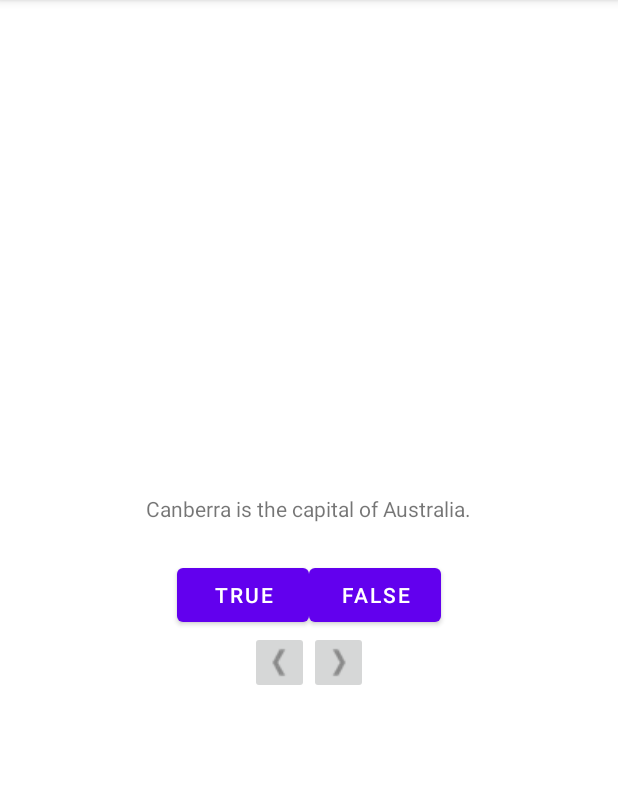
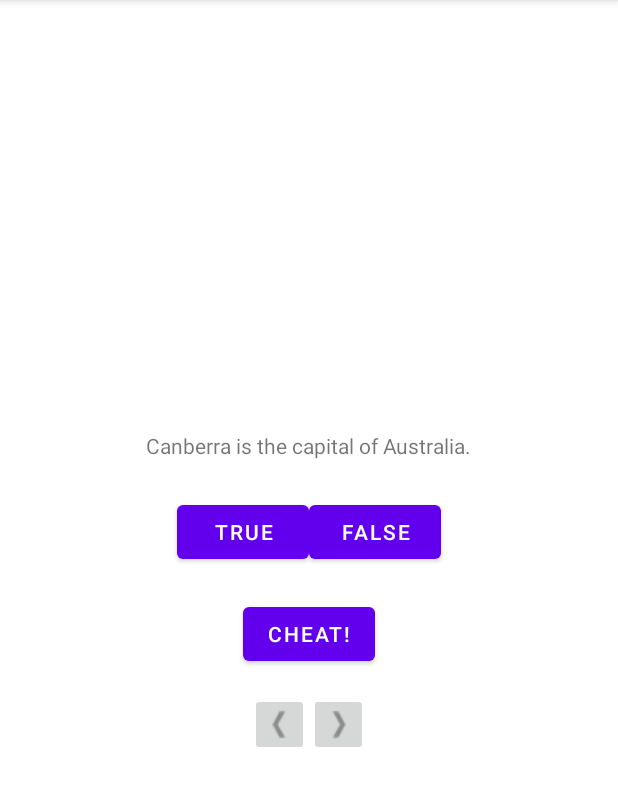
Before and after one commit to Herbert77/AndroidProgrammingGuide_SampleCode, an Android app: the screen it shows after launch (MainActivity), on a phone screen of 412 x 824 dp, the part 84-890 px from its top. Run offline under Robolectric (Android 15) with nearby library versions, the phone set to English and light mode, and no system bars.

Commit message:
Chapter 6 源码示例提交。
知识要点：

1、Vim 选择段落快捷键：vis；

2、从A活动跳转到B活动，通过调用接口 startActivity(intent)，intent对象中传入希望带过去的参数即可；

3、从A活动跳转到B活动，并且希望获取B活动结束后的回参，可以调用接口 startActivityForResult(intent, Request_Code_Custom), Request_Code_Custom 是用来区分是从哪个活动返回到A活动的。在A活动中，需要覆写方法 onActivityResult(requestCode: Int, resultCode: Int, data: Intent?)。以获取返回A活动时的回参内容；

4、在 Manifest 中，<intent-filter>标签定义了App的启动活动(Activity)。

```diff
--- a/01/app/src/main/AndroidManifest.xml
+++ b/01/app/src/main/AndroidManifest.xml
@@ -14,6 +14,9 @@
         android:theme="@style/Theme.GeoQuiz"
         tools:targetApi="31" >
         <activity
+            android:name=".CheatActivity"
+            android:exported="false" />
+        <activity
             android:name=".MainActivity"
             android:exported="true" >
             <intent-filter>
--- a/01/app/src/main/java/com/cocoa/geoquiz/Question.kt
+++ b/01/app/src/main/java/com/cocoa/geoquiz/Question.kt
@@ -3,4 +3,4 @@ package com.cocoa.geoquiz
 import androidx.annotation.StringRes
 
 // data 关键字作用: 自动实现类的 equals(), hashCode(), toString()
-data class Question(@StringRes val textResId: Int, val answer: Boolean)
+data class Question(@StringRes val textResId: Int, val answer: Boolean, var cheating: Boolean = false)
--- a/01/app/src/main/res/layout-land/activity_main.xml
+++ b/01/app/src/main/res/layout-land/activity_main.xml
@@ -30,6 +30,13 @@
             android:text="@string/false_button" />
     </LinearLayout>
 
+    <Button
+        android:id="@+id/cheat_button"
+        android:layout_width="wrap_content"
+        android:layout_height="wrap_content"
+        android:layout_gravity="bottom|center_horizontal"
+        android:text="@string/cheat_button" />
+
         <ImageButton
             android:id="@+id/previous_button"
             android:layout_width="wrap_content"
--- a/01/app/src/main/res/layout/activity_main.xml
+++ b/01/app/src/main/res/layout/activity_main.xml
@@ -34,6 +34,14 @@
             android:text="@string/false_button" />
     </LinearLayout>
 
+    <Button
+        android:id="@+id/cheat_button"
+        android:layout_width="wrap_content"
+        android:layout_height="wrap_content"
+        android:layout_marginTop="20dp"
+        android:layout_marginBottom="15dp"
+        android:text="@string/cheat_button" />
+
     <LinearLayout
         android:layout_width="wrap_content"
         android:layout_height="wrap_content"
--- a/01/app/src/main/res/values/strings.xml
+++ b/01/app/src/main/res/values/strings.xml
@@ -7,6 +7,10 @@
     <string name="question_australia">Canberra is the capital of Australia.</string>
     <string name="correct_toast">Correct!</string>
     <string name="incorrect_toast">Incorrect!</string>
+    <string name="warning_text">Are you sure to do this?</string>
+    <string name="show_answer_button">Show Answer</string>
+    <string name="cheat_button">Cheat!</string>
+    <string name="judgement_toast">Cheating is wrong.</string>
 
     <string name="question_oceans">The Pacific Ocean is larger than the Atlantic Ocean.</string>
     <string name="question_mideast">The Suez Canal connects the Red Sea and the Indian Ocean.</string>
```
Also changed, not shown: 01/app/src/main/java/com/cocoa/geoquiz/CheatActivity.kt (added, +79 -0 lines), 01/app/src/main/java/com/cocoa/geoquiz/CheatViewModel.kt (added, +10 -0 lines), 01/app/src/main/java/com/cocoa/geoquiz/MainActivity.kt (+42 -7 lines), 01/app/src/main/java/com/cocoa/geoquiz/QuizViewModel.kt (+7 -0 lines), 01/app/src/main/res/layout/activity_cheat.xml (added, +31 -0 lines).
